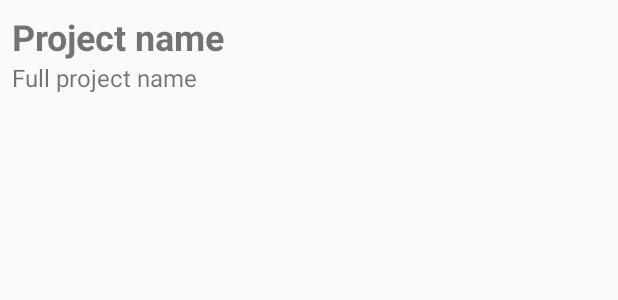
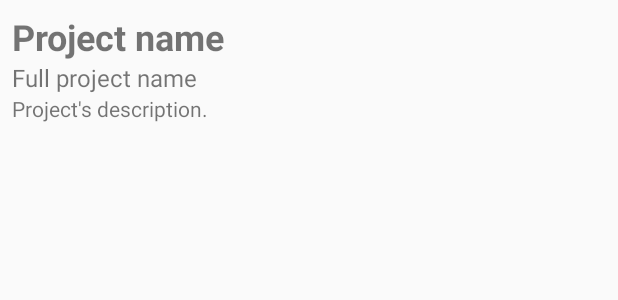
Before and after one commit to dexpota/gitfav, an Android app: the layout item_github_repository.xml on its own in the app's theme, with its tools: preview values and no code run, on a phone screen of 412 x 824 dp. Shown: the top 300 px of the screen. Run offline under Robolectric (Android 15) with nearby library versions, the phone set to English and light mode, and no system bars.

Commit message:
Added new fields to StarredRepository and modified its layout.

```diff
--- a/app/src/main/java/me/destro/android/gitfav/github/model/StarredRepository.java
+++ b/app/src/main/java/me/destro/android/gitfav/github/model/StarredRepository.java
@@ -13,6 +13,12 @@ public class StarredRepository {
     public String htmlUrl;
     @Json(name = "description")
     public String description;
+    @Json(name = "forks_count")
+    public int forksCount;
+    @Json(name = "stargazers_count")
+    public int stargazersCount;
+    @Json(name = "watchers_count")
+    public int watchersCount;
     @Json(name = "topics")
     public String[] topics;
 }
--- a/app/src/main/res/layout/item_github_repository.xml
+++ b/app/src/main/res/layout/item_github_repository.xml
@@ -25,8 +25,20 @@
         android:layout_width="0dp"
         android:layout_height="wrap_content"
         app:layout_constraintTop_toBottomOf="@id/project_name"
+        app:layout_constraintBottom_toTopOf="@+id/description"
+        app:layout_constraintLeft_toLeftOf="parent"
+        app:layout_constraintRight_toRightOf="parent"
+        tools:text="Full project name"/>
+
+
+    <TextView
+        android:id="@+id/description"
+        android:layout_width="match_parent"
+        android:layout_height="wrap_content"
+        app:layout_constraintTop_toBottomOf="@+id/full_project_name"
         app:layout_constraintBottom_toBottomOf="parent"
         app:layout_constraintLeft_toLeftOf="parent"
         app:layout_constraintRight_toRightOf="parent"
-        tools:text="Full project name"/>
+        tools:text="Project's description."/>
+
 </android.support.constraint.ConstraintLayout>
```
Also changed, not shown: app/src/main/java/me/destro/android/gitfav/adapters/StarredRepositoriesAdapter.java (+6 -1 lines).
